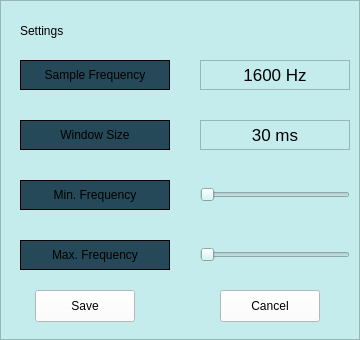
First picture: the form in Project/guiPages/SettingsPopUp.ui, repository AndBarata/Multimedia-Systems, before the edit.
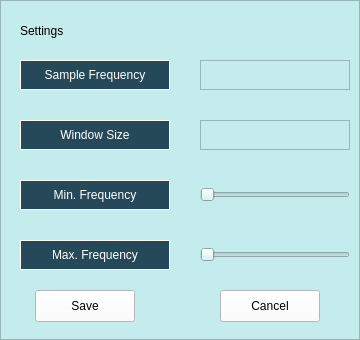
Second picture: the form after the edit.

Diff of the .ui file:
```diff
--- a/Project/guiPages/SettingsPopUp.ui
+++ b/Project/guiPages/SettingsPopUp.ui
@@ -128,7 +128,9 @@
     <property name="styleSheet">
      <string notr="true">font: 13pt &quot;Arial&quot;;
 background-color: rgb(38, 73, 89);
-border-color: rgb(38, 72, 89);</string>
+border-color: rgb(38, 72, 89);
+color: white;
+</string>
     </property>
     <property name="frameShape">
      <enum>QFrame::Box</enum>
@@ -140,37 +142,6 @@
      <set>Qt::AlignCenter</set>
     </property>
    </widget>
-   <widget class="QTextEdit" name="textEdit_2">
-    <property name="geometry">
-     <rect>
-      <x>200</x>
-      <y>60</y>
-      <width>150</width>
-      <height>30</height>
-     </rect>
-    </property>
-    <property name="styleSheet">
-     <string notr="true">font: 13pt &quot;Arial&quot;;
-color: black;
-border-color: rgb(38, 72, 89);</string>
-    </property>
-    <property name="frameShape">
-     <enum>QFrame::StyledPanel</enum>
-    </property>
-    <property name="frameShadow">
-     <enum>QFrame::Plain</enum>
-    </property>
-    <property name="html">
-     <string>&lt;!DOCTYPE HTML PUBLIC &quot;-//W3C//DTD HTML 4.0//EN&quot; &quot;http://www.w3.org/TR/REC-html40/strict.dtd&quot;&gt;
-&lt;html&gt;&lt;head&gt;&lt;meta name=&quot;qrichtext&quot; content=&quot;1&quot; /&gt;&lt;meta charset=&quot;utf-8&quot; /&gt;&lt;style type=&quot;text/css&quot;&gt;
-p, li { white-space: pre-wrap; }
-hr { height: 1px; border-width: 0; }
-li.unchecked::marker { content: &quot;\2610&quot;; }
-li.checked::marker { content: &quot;\2612&quot;; }
-&lt;/style&gt;&lt;/head&gt;&lt;body style=&quot; font-family:'Arial'; font-size:13pt; font-weight:400; font-style:normal;&quot;&gt;
-&lt;p align=&quot;center&quot; style=&quot; margin-top:0px; margin-bottom:0px; margin-left:0px; margin-right:0px; -qt-block-indent:0; text-indent:0px;&quot;&gt;1600 Hz&lt;/p&gt;&lt;/body&gt;&lt;/html&gt;</string>
-    </property>
-   </widget>
    <widget class="QLabel" name="label_5">
     <property name="geometry">
      <rect>
@@ -200,7 +171,9 @@
     <property name="styleSheet">
      <string notr="true">font: 13pt &quot;Arial&quot;;
 background-color: rgb(38, 73, 89);
-border-color: rgb(38, 72, 89);</string>
+border-color: rgb(38, 72, 89);
+color: white;
+</string>
     </property>
     <property name="frameShape">
      <enum>QFrame::Box</enum>
@@ -224,7 +197,9 @@
     <property name="styleSheet">
      <string notr="true">font: 13pt &quot;Arial&quot;;
 background-color: rgb(38, 73, 89);
-border-color: rgb(38, 72, 89);</string>
+border-color: rgb(38, 72, 89);
+color: white;
+</string>
     </property>
     <property name="frameShape">
      <enum>QFrame::Box</enum>
@@ -248,7 +223,9 @@
     <property name="styleSheet">
      <string notr="true">font: 13pt &quot;Arial&quot;;
 background-color: rgb(38, 73, 89);
-border-color: rgb(38, 72, 89);</string>
+border-color: rgb(38, 72, 89);
+color: white;
+</string>
     </property>
     <property name="frameShape">
      <enum>QFrame::Box</enum>
@@ -260,7 +237,17 @@
      <set>Qt::AlignCenter</set>
     </property>
    </widget>
-   <widget class="QTextEdit" name="textEdit_3">
+   <widget class="QTextEdit" name="sampleFreqText">
+    <property name="geometry">
+     <rect>
+      <x>200</x>
+      <y>60</y>
+      <width>150</width>
+      <height>30</height>
+     </rect>
+    </property>
+   </widget>
+   <widget class="QTextEdit" name="windowSizeText">
     <property name="geometry">
      <rect>
       <x>200</x>
@@ -269,27 +256,6 @@
       <height>30</height>
      </rect>
     </property>
-    <property name="styleSheet">
-     <string notr="true">font: 13pt &quot;Arial&quot;;
-color: black;
-border-color: rgb(38, 72, 89);</string>
-    </property>
-    <property name="frameShape">
-     <enum>QFrame::StyledPanel</enum>
-    </property>
-    <property name="frameShadow">
-     <enum>QFrame::Plain</enum>
-    </property>
-    <property name="html">
-     <string>&lt;!DOCTYPE HTML PUBLIC &quot;-//W3C//DTD HTML 4.0//EN&quot; &quot;http://www.w3.org/TR/REC-html40/strict.dtd&quot;&gt;
-&lt;html&gt;&lt;head&gt;&lt;meta name=&quot;qrichtext&quot; content=&quot;1&quot; /&gt;&lt;meta charset=&quot;utf-8&quot; /&gt;&lt;style type=&quot;text/css&quot;&gt;
-p, li { white-space: pre-wrap; }
-hr { height: 1px; border-width: 0; }
-li.unchecked::marker { content: &quot;\2610&quot;; }
-li.checked::marker { content: &quot;\2612&quot;; }
-&lt;/style&gt;&lt;/head&gt;&lt;body style=&quot; font-family:'Arial'; font-size:13pt; font-weight:400; font-style:normal;&quot;&gt;
-&lt;p align=&quot;center&quot; style=&quot; margin-top:0px; margin-bottom:0px; margin-left:0px; margin-right:0px; -qt-block-indent:0; text-indent:0px;&quot;&gt;30 ms&lt;/p&gt;&lt;/body&gt;&lt;/html&gt;</string>
-    </property>
    </widget>
   </widget>
  </widget>
```
